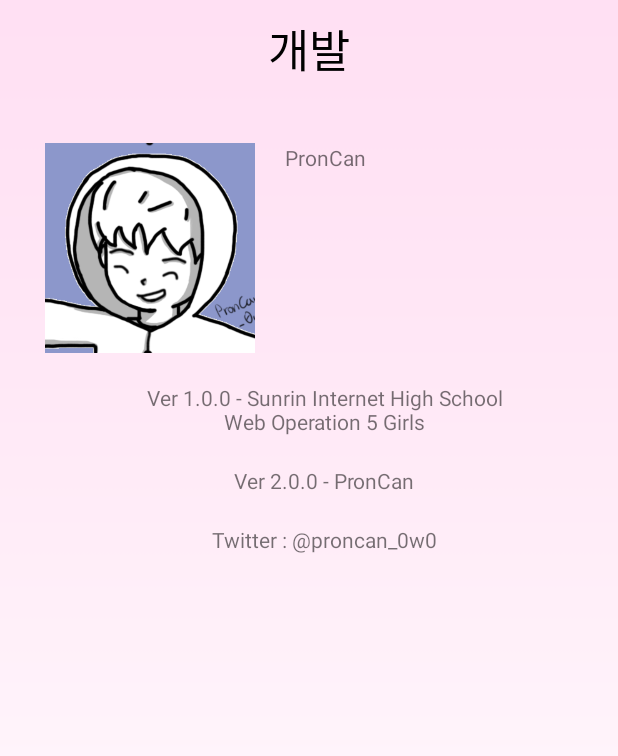
After one commit to PronCan/TouchStudyRemake, an Android app: the layout profile.xml on its own in the app's theme, with its tools: preview values and no code run, on a phone screen of 412 x 824 dp. The commit adds this screen. Shown: the top 756 px of the screen. Run offline under Robolectric (Android 15) with nearby library versions, the phone set to English and light mode, and no system bars.

Commit message:
commit 2
- Edit credit

```diff
--- a/app/src/main/AndroidManifest.xml
+++ b/app/src/main/AndroidManifest.xml
@@ -21,6 +21,7 @@
         <activity android:name=".MistakeQuestionsList"></activity>
         <activity android:name=".AllQuestionsList"></activity>
         <service android:name=".LockService"></service>
+        <service android:name=".CreditsActivity"></service>
     </application>
 
 </manifest>
--- /dev/null
+++ b/app/src/main/java/org/iptime/proncan/touchstudyremake/CreditsActivity.java
@@ -0,0 +1,23 @@
+package org.iptime.proncan.touchstudyremake;
+
+import android.app.Activity;
+import android.os.Bundle;
+import android.support.annotation.Nullable;
+import android.view.View;
+
+/**
+ * Created by 호창 on 2017-07-04.
+ */
+
+public class CreditsActivity extends Activity implements View.OnClickListener {
+    @Override
+    protected void onCreate(@Nullable Bundle savedInstanceState) {
+        super.onCreate(savedInstanceState);
+        setContentView(R.layout.profile);
+    }
+
+    @Override
+    public void onClick(View v) {
+
+    }
+}
--- a/app/src/main/java/org/iptime/proncan/touchstudyremake/MainActivity.java
+++ b/app/src/main/java/org/iptime/proncan/touchstudyremake/MainActivity.java
@@ -53,7 +53,8 @@ public class MainActivity extends Activity implements View.OnClickListener {
                 startActivity(intent);
                 break;
             case R.id.btn_credits :
-                creditsDialog();
+                intent = new Intent(this, CreditsActivity.class);
+                startActivity(intent);
                 break;
         }
     }
--- a/app/src/main/res/layout/list_questions.xml
+++ b/app/src/main/res/layout/list_questions.xml
@@ -1,27 +1,23 @@
 <?xml version="1.0" encoding="utf-8"?>
 <LinearLayout xmlns:android="http://schemas.android.com/apk/res/android"
-    android:layout_width="match_parent"
-    android:layout_height="match_parent"
-    android:orientation="vertical"
-    android:background="@mipmap/app_main_bg"
-    android:padding="10dp"
-    >
+    android:orientation="vertical" android:layout_width="match_parent"
+    android:layout_height="match_parent">
 
     <TextView
         android:layout_width="match_parent"
         android:layout_height="wrap_content"
         android:text="모든문제 모아보기"
         android:textAlignment="center"
-        android:textColor="#000000"
-        android:textSize="30dp" />
+        android:textSize="30dp"
+        android:textColor="#000000"/>
 
     <ListView
-        android:id="@+id/listView_questionsList"
         android:layout_width="match_parent"
         android:layout_height="wrap_content"
+        android:id="@+id/listView_questionsList"
         android:layout_gravity="center_horizontal"
         android:layout_margin="10dp"
         android:padding="0dp"
-        android:paddingTop="10dp" />
+        android:paddingTop="10dp"/>
 
 </LinearLayout>
--- /dev/null
+++ b/app/src/main/res/layout/profile.xml
@@ -0,0 +1,67 @@
+<?xml version="1.0" encoding="utf-8"?>
+<LinearLayout xmlns:android="http://schemas.android.com/apk/res/android"
+    android:orientation="vertical" android:layout_width="match_parent"
+    android:layout_height="match_parent"
+    android:padding="10dp"
+    android:background="@mipmap/app_main_bg"
+    >
+
+    <TextView
+        android:layout_width="match_parent"
+        android:layout_height="wrap_content"
+        android:text="개발"
+        android:textAlignment="center"
+        android:textColor="#000000"
+        android:textSize="30dp" />
+
+    <LinearLayout
+        android:layout_width="match_parent"
+        android:layout_height="wrap_content"
+        android:orientation="horizontal"
+        android:paddingTop="40dp"
+        android:layout_marginLeft="20dp"
+        >
+
+        <ImageView
+            android:id="@+id/profile_pic"
+            android:layout_width="140dp"
+            android:layout_height="140dp"
+            android:background="#ffffff"
+            android:src="@drawable/profile" />
+
+        <TextView
+            android:layout_width="wrap_content"
+            android:layout_height="wrap_content"
+            android:id="@+id/profile_name"
+            android:text="PronCan"
+            android:layout_marginLeft="20dp"
+        />
+
+    </LinearLayout>
+
+    <TextView
+        android:layout_width="match_parent"
+        android:layout_height="wrap_content"
+        android:layout_marginTop="20dp"
+        android:layout_marginLeft="20dp"
+        android:textAlignment="center"
+        android:text="Ver 1.0.0 - Sunrin Internet High School\nWeb Operation 5 Girls"
+        />
+    <TextView
+        android:layout_width="match_parent"
+        android:layout_height="wrap_content"
+        android:layout_marginTop="20dp"
+        android:layout_marginLeft="20dp"
+        android:textAlignment="center"
+        android:text="Ver 2.0.0 - PronCan"
+        />
+    <TextView
+        android:layout_width="match_parent"
+        android:layout_height="wrap_content"
+        android:layout_marginTop="20dp"
+        android:layout_marginLeft="20dp"
+        android:textAlignment="center"
+        android:text="Twitter : @proncan_0w0"
+        />
+
+</LinearLayout>
```
Also changed, not shown: app/src/main/res/drawable/profile.png (added).
